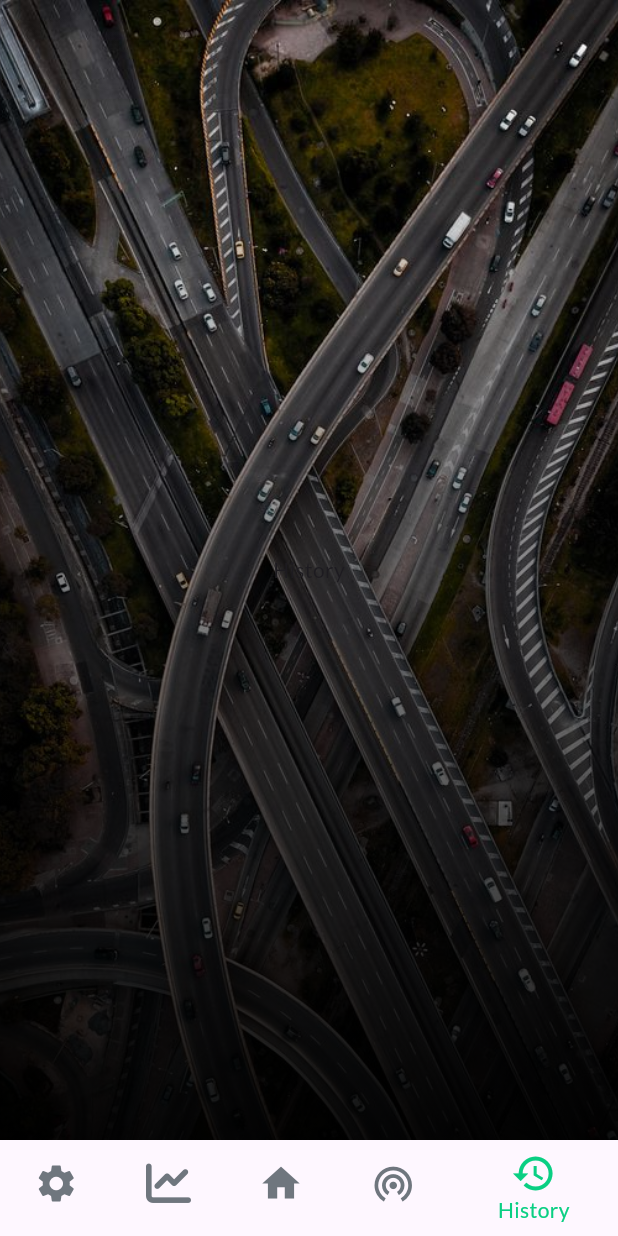
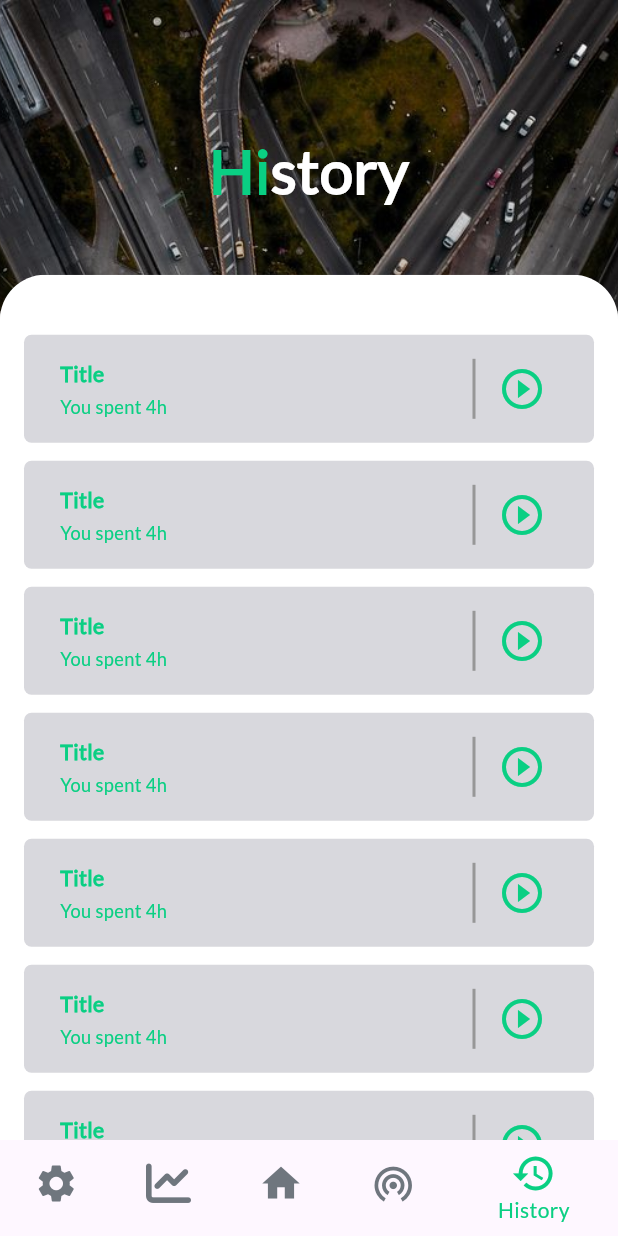
Before and after one commit to Bahnooos/graduation-project, a Flutter app: the screen it shows after launch, item 5 of the bottom bar chosen, on a phone screen of 412 x 824 dp. Run offline on Flutter 3.47's test engine with Material 3 defaults, Android fonts, the phone set to English and light mode, and no system bars; our stand-ins replace camera, device_preview, flutter_screenutil, font_awesome_flutter.

Commit message:
create and finish history view

```diff
--- a/lib/core/routes/app_router.dart
+++ b/lib/core/routes/app_router.dart
@@ -2,37 +2,47 @@ import 'package:flutter/material.dart';
 import 'package:graduation_project/core/routes/routes.dart';
 import 'package:graduation_project/features/authentication/presentation/views/login_view.dart';
 import 'package:graduation_project/features/authentication/presentation/views/sign_up_view.dart';
+import 'package:graduation_project/features/history/presentation/views/history_view.dart';
 import 'package:graduation_project/features/home/presentation/views/navigation_home_view.dart';
 import 'package:graduation_project/features/home/presentation/views/home_view.dart';
+import 'package:graduation_project/features/live_tracking/presentation/views/live_tracking_view.dart';
 import 'package:graduation_project/features/settings/presentation/views/settings_view.dart';
 import 'package:graduation_project/features/splash/presentation/views/splash_view.dart';
 
 class AppRouter {
   Route? generateRoute(RouteSettings settings) {
     switch (settings.name) {
-      case Routes.settings:
-        return MaterialPageRoute(
-          builder: (_) => const SettingsView(),
-        );
       case Routes.welcome:
         return MaterialPageRoute(
           builder: (_) => const SplashView(),
+        );
+      case Routes.signUp:
+        return MaterialPageRoute(
+          builder: (_) => const SignUpView(),
         );
       case Routes.login:
         return MaterialPageRoute(
           builder: (_) => const LoginView(),
         );
-      case Routes.signUp:
+      case Routes.navigationHome:
         return MaterialPageRoute(
-          builder: (_) => const SignUpView(),
+          builder: (_) => const NavigationHomeView(),
         );
       case Routes.home:
         return MaterialPageRoute(
           builder: (_) => const HomeView(),
         );
-      case Routes.navigationHome:
+      case Routes.liveTracking:
         return MaterialPageRoute(
-          builder: (_) => const NavigationHomeView(),
+          builder: (_) => const LiveTrackingView(),
+        );
+      case Routes.settings:
+        return MaterialPageRoute(
+          builder: (_) => const SettingsView(),
+        );
+      case Routes.history:
+        return MaterialPageRoute(
+          builder: (_) => const HistoryView(),
         );
       default:
         return null;
--- a/lib/core/routes/routes.dart
+++ b/lib/core/routes/routes.dart
@@ -1,8 +1,10 @@
 abstract class Routes {
   static const String welcome = '/';
+  static const String signUp = '/signUp';
+  static const String login = '/login';
+  static const String navigationHome = '/navigationHome';
+  static const String home = '/home';
+  static const String liveTracking = '/liveTracking';
   static const String settings = '/settings';
-  static const String login = '/login';
-  static const String signUp = '/signUp';
-  static const String home = '/home';
-  static const String navigationHome = '/navigationHome';
+  static const String history = '/history';
 }
--- a/lib/core/utils/constants.dart
+++ b/lib/core/utils/constants.dart
@@ -1,4 +1,5 @@
 import 'package:flutter/material.dart';
+import 'package:graduation_project/features/history/presentation/views/history_view.dart';
 import 'package:graduation_project/features/home/presentation/views/home_view.dart';
 import 'package:graduation_project/features/live_tracking/presentation/views/live_tracking_view.dart';
 import 'package:graduation_project/features/settings/presentation/views/settings_view.dart';
@@ -11,6 +12,6 @@ abstract class Constants {
     Center(child: Text('Statistics')),
     HomeView(),
     LiveTrackingView(),
-    Center(child: Text('History')),
+    HistoryView(),
   ];
 }
--- /dev/null
+++ b/lib/features/history/presentation/views/history_view.dart
@@ -0,0 +1,15 @@
+import 'package:flutter/material.dart';
+import 'package:graduation_project/core/widgets/default_view/custom_default_view.dart';
+import 'package:graduation_project/features/history/presentation/views/widgets/history_view_body.dart';
+
+class HistoryView extends StatelessWidget {
+  const HistoryView({super.key});
+  @override
+  Widget build(BuildContext context) {
+    return CustomDefaultView(
+      appColorTitle: 'Hi',
+      whiteTitle: 'story',
+      body: HistoryViewBody(),
+    );
+  }
+}
--- /dev/null
+++ b/lib/features/history/presentation/views/widgets/history_view_body.dart
@@ -0,0 +1,15 @@
+import 'package:flutter/material.dart';
+import 'package:graduation_project/core/utils/app_color.dart';
+import 'package:graduation_project/features/history/presentation/views/widgets/video_record_card_list.dart';
+
+class HistoryViewBody extends StatelessWidget {
+  const HistoryViewBody({super.key});
+  @override
+  Widget build(BuildContext context) {
+    return Container(
+      color: AppColor.whiteColor,
+      margin: const EdgeInsets.only(top: 24),
+      child: VideoRecordCardList(),
+    );
+  }
+}
--- /dev/null
+++ b/lib/features/history/presentation/views/widgets/video_record_card.dart
@@ -0,0 +1,27 @@
+import 'package:flutter/material.dart';
+import 'package:graduation_project/core/utils/app_color.dart';
+import 'package:graduation_project/features/history/presentation/views/widgets/video_record_card_icon.dart';
+import 'package:graduation_project/features/history/presentation/views/widgets/video_record_card_text.dart';
+
+class VideoRecordCard extends StatelessWidget {
+  const VideoRecordCard({super.key});
+
+  @override
+  Widget build(BuildContext context) {
+    return Container(
+      margin: const EdgeInsets.only(bottom: 12),
+      padding: const EdgeInsets.symmetric(horizontal: 24, vertical: 12),
+      decoration: BoxDecoration(
+        color: AppColor.textFieldColor,
+        borderRadius: BorderRadius.circular(5),
+      ),
+      child: Row(
+        mainAxisAlignment: MainAxisAlignment.spaceBetween,
+        children: [
+          VideoRecordCardText(),
+          VideoRecordCardIcon(),
+        ],
+      ),
+    );
+  }
+}
--- /dev/null
+++ b/lib/features/history/presentation/views/widgets/video_record_card_icon.dart
@@ -0,0 +1,27 @@
+import 'package:flutter/material.dart';
+import 'package:graduation_project/core/utils/app_color.dart';
+
+class VideoRecordCardIcon extends StatelessWidget {
+  const VideoRecordCardIcon({
+    super.key,
+  });
+
+  @override
+  Widget build(BuildContext context) {
+    return Row(children: [
+      SizedBox(
+        height: 40,
+        child: const VerticalDivider(
+          color: AppColor.historyDividerColor,
+          thickness: 2,
+        ),
+      ),
+      IconButton(
+        onPressed: () {},
+        icon: const Icon(Icons.play_circle_outline),
+        color: AppColor.primaryColor,
+        iconSize: 32,
+      ),
+    ]);
+  }
+}
--- /dev/null
+++ b/lib/features/history/presentation/views/widgets/video_record_card_list.dart
@@ -0,0 +1,19 @@
+import 'package:flutter/material.dart';
+import 'package:graduation_project/features/history/presentation/views/widgets/video_record_card.dart';
+
+class VideoRecordCardList extends StatelessWidget {
+  const VideoRecordCardList({
+    super.key,
+  });
+
+  @override
+  Widget build(BuildContext context) {
+    return ListView.builder(
+      padding: const EdgeInsets.all(16),
+      itemCount: 8,
+      itemBuilder: (context, index) {
+        return const VideoRecordCard();
+      },
+    );
+  }
+}
--- /dev/null
+++ b/lib/features/history/presentation/views/widgets/video_record_card_text.dart
@@ -0,0 +1,31 @@
+import 'package:flutter/material.dart';
+import 'package:graduation_project/core/utils/app_color.dart';
+import 'package:graduation_project/core/utils/styles.dart';
+
+class VideoRecordCardText extends StatelessWidget {
+  const VideoRecordCardText({
+    super.key,
+  });
+
+  @override
+  Widget build(BuildContext context) {
+    return Column(
+      crossAxisAlignment: CrossAxisAlignment.start,
+      children: [
+        Text(
+          'Title',
+          style: Styles.latoBold14.copyWith(
+            color: AppColor.primaryColor,
+          ),
+        ),
+        SizedBox(height: 4),
+        Text(
+          'You spent 4h',
+          style: Styles.latoRegular12.copyWith(
+            color: AppColor.primaryColor,
+          ),
+        ),
+      ],
+    );
+  }
+}
```
